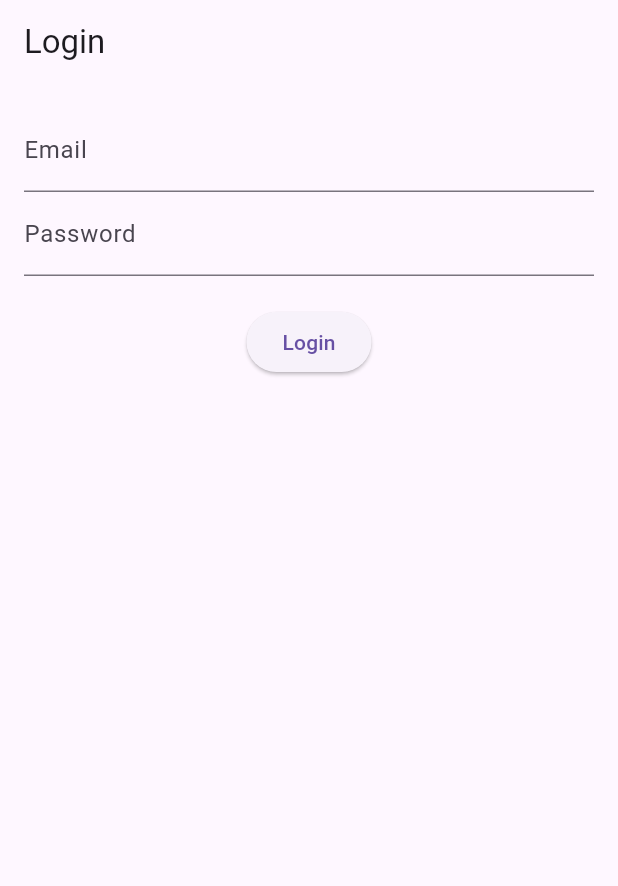
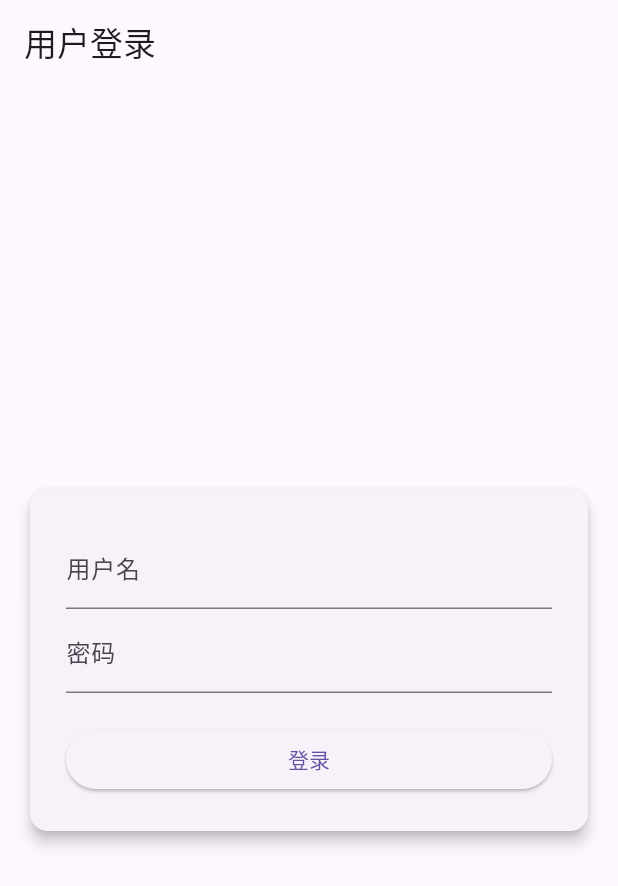
Before and after one commit to Stanley-233/eldritch_frontend, a Flutter app: the screen it shows after launch, on a phone screen of 412 x 824 dp. Shown: the top 886 px of the screen. Run offline on Flutter 3.47's test engine with Material 3 defaults, Android fonts, the light colour scheme and no system bars; our stand-ins replace shared_preferences; accounts and stored records are empty.

Commit message:
feat: edit login page

```diff
--- a/lib/models/user.dart
+++ b/lib/models/user.dart
@@ -1,29 +1,21 @@
 class User {
-  final String id;
   final String name;
-  final String email;
-  final String token;
+  final String password;
 
   User({
-    required this.id,
     required this.name,
-    required this.email,
-    required this.token,
+    required this.password,
   });
 
   factory User.fromJson(Map<String, dynamic> json) {
     return User(
-      id: json['id'],
       name: json['name'],
-      email: json['email'],
-      token: json['token'],
+      password: json['token'],
     );
   }
 
   Map<String, dynamic> toJson() => {
-    'id': id,
     'name': name,
-    'email': email,
-    'token': token,
+    'token': password
   };
 }
--- a/lib/pages/home_page.dart
+++ b/lib/pages/home_page.dart
@@ -27,10 +27,8 @@ class HomePage extends StatelessWidget {
           mainAxisAlignment: MainAxisAlignment.center,
           children: [
             Text('Welcome, ${user.name}!', style: TextStyle(fontSize: 24)),
-            SizedBox(height: 20),
-            Text('Email: ${user.email}'),
             SizedBox(height: 10),
-            Text('Token: ${user.token.substring(0, 10)}...'),
+            Text('Token: ${user.password}'),
           ],
         ),
       ),
--- a/lib/pages/login_page.dart
+++ b/lib/pages/login_page.dart
@@ -9,45 +9,55 @@ class LoginPage extends StatefulWidget {
 
 class _LoginPageState extends State<LoginPage> {
   final _formKey = GlobalKey<FormState>();
-  final _emailController = TextEditingController();
+  final _usernameController = TextEditingController();
   final _passwordController = TextEditingController();
 
   @override
   void dispose() {
-    _emailController.dispose();
+    _usernameController.dispose();
     _passwordController.dispose();
     super.dispose();
   }
 
   @override
+  @override
   Widget build(BuildContext context) {
     final authService = Provider.of<AuthService>(context);
 
     return Scaffold(
-      appBar: AppBar(title: Text('Login')),
-      body: Padding(
+      appBar: AppBar(title: Text('用户登录')),
+      body: Center(
+        child: SingleChildScrollView(
+          child: Padding(
             padding: const EdgeInsets.all(16.0),
+            child: ConstrainedBox(
+              constraints: BoxConstraints(maxWidth: 400),
+              child: Card(
+                elevation: 4, // 阴影效果
+                child: Padding(
+                  padding: const EdgeInsets.all(24.0),
                   child: Form(
                     key: _formKey,
                     child: Column(
+                      mainAxisSize: MainAxisSize.min, // 使Column只占用所需空间
                       children: [
                         TextFormField(
-                controller: _emailController,
-                decoration: InputDecoration(labelText: 'Email'),
+                          controller: _usernameController,
+                          decoration: InputDecoration(labelText: '用户名'),
                           validator: (value) {
                             if (value == null || value.isEmpty) {
-                    return 'Please enter your email';
+                              return '请输入你的用户名';
                             }
                             return null;
                           },
                         ),
                         TextFormField(
                           controller: _passwordController,
-                decoration: InputDecoration(labelText: 'Password'),
+                          decoration: InputDecoration(labelText: '密码'),
                           obscureText: true,
                           validator: (value) {
                             if (value == null || value.isEmpty) {
-                    return 'Please enter your password';
+                              return '请输入你的密码';
                             }
                             return null;
                           },
@@ -56,11 +66,13 @@ class _LoginPageState extends State<LoginPage> {
                         if (authService.isLoading)
                           CircularProgressIndicator()
                         else
-                ElevatedButton(
+                          SizedBox(
+                            width: double.infinity, // 按钮宽度填满可用空间
+                            child: ElevatedButton(
                               onPressed: () async {
                                 if (_formKey.currentState!.validate()) {
                                   final success = await authService.login(
-                        _emailController.text,
+                                    _usernameController.text,
                                     _passwordController.text,
                                   );
 
@@ -68,14 +80,20 @@ class _LoginPageState extends State<LoginPage> {
                                     Navigator.pushReplacementNamed(context, '/home');
                                   } else {
                                     ScaffoldMessenger.of(context).showSnackBar(
-                          SnackBar(content: Text('Login failed')),
+                                      SnackBar(content: Text('登陆失败')),
                                     );
                                   }
                                 }
                               },
-                  child: Text('Login'),
+                              child: Text('登录'),
+                            ),
                           ),
                       ],
+                    ),
+                  ),
+                ),
+              ),
+            )
           ),
         ),
       ),
--- a/lib/services/auth_service.dart
+++ b/lib/services/auth_service.dart
@@ -27,22 +27,20 @@ class AuthService with ChangeNotifier {
   }
 
   // 登录
-  Future<bool> login(String email, String password) async {
+  Future<bool> login(String username, String password) async {
     _isLoading = true;
     notifyListeners();
 
     // 模拟API调用
-    await Future.delayed(Duration(seconds: 2));
+    // await Future.delayed(Duration(seconds: 2));
 
     // 这里应该是真实的API调用
     // final response = await http.post(...);
 
     // 模拟成功登录
     _user = User(
-      id: '123',
-      name: 'Flutter User',
-      email: email,
-      token: 'fake_token_123',
+      name: username,
+      password: password
     );
 
     // 保存用户到本地存储
```
Lines whose indentation alone changed are shown as unchanged.
